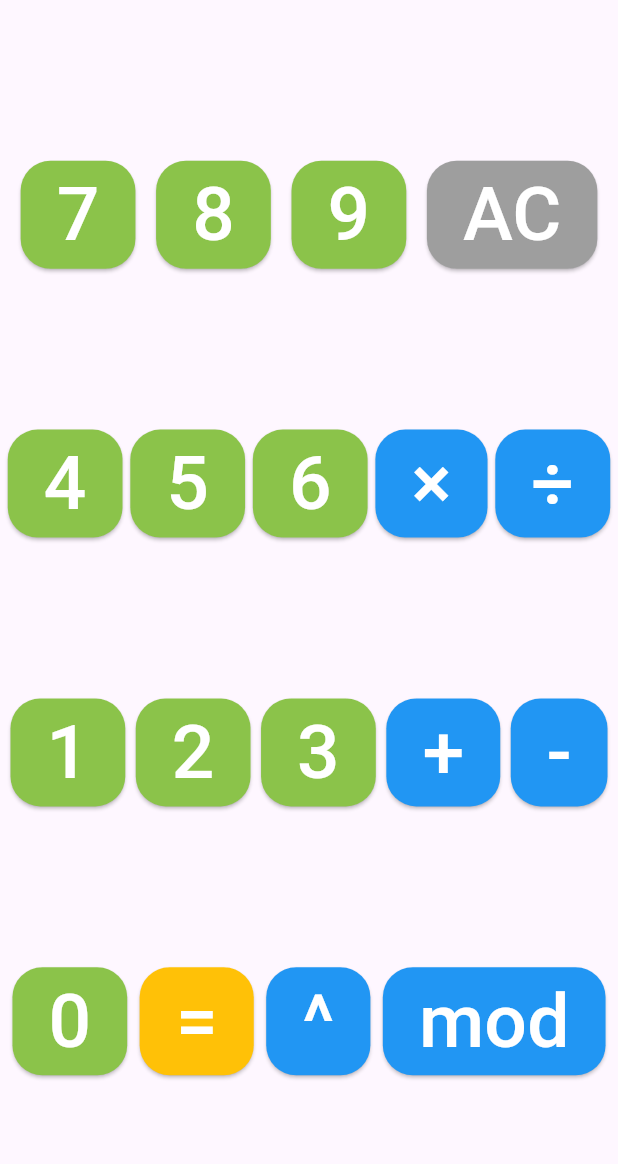
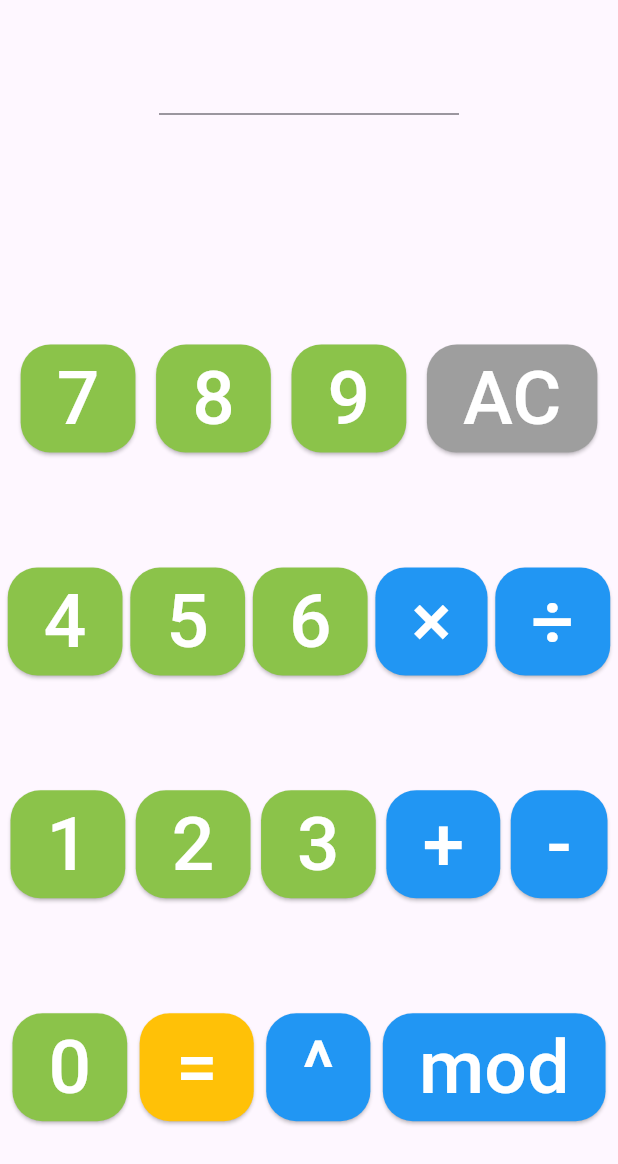
Before and after one commit to aju230/calculator_app, a Flutter app: the screen it shows after launch, on a phone screen of 412 x 824 dp. Shown: the top 1164 px of the screen. Run offline on Flutter 3.47's test engine with Material 3 defaults, Android fonts, the phone set to English and light mode, and no system bars.

Commit message:
UI update

```diff
--- a/lib/main.dart
+++ b/lib/main.dart
@@ -1,16 +1,16 @@
 import 'package:flutter/material.dart';
 
 void main() {
-  runApp(const MyApp());
+  runApp(const CalApp());
 }
 
-class MyApp extends StatelessWidget {
-  const MyApp({super.key});
+class CalApp extends StatelessWidget {
+  const CalApp({super.key});
 
   @override
   Widget build(BuildContext context) {
     return MaterialApp(
-      title: 'Flutter Demo',
+      title: 'Calculator App',
       theme: ThemeData(
         colorScheme: ColorScheme.fromSeed(seedColor: Colors.deepPurple),
         useMaterial3: true,
@@ -37,11 +37,20 @@ class _MyHomePageState extends State<MyHomePage> {
 
     return Scaffold(
       body: Center(
-        child: Container(
         child: Column(
           mainAxisAlignment: MainAxisAlignment.spaceEvenly,
           mainAxisSize: MainAxisSize.max,
           children: [
+            SizedBox(
+              width: 200,
+              height: 0,
+              child: TextFormField(
+                style: TextStyle(
+                  fontSize: 30,
+                ),
+              ),
+            ),
+            Align(),
             Row(
               mainAxisAlignment: MainAxisAlignment.spaceEvenly,
               children: <Widget>[
@@ -394,7 +403,6 @@ class _MyHomePageState extends State<MyHomePage> {
           ],
         ),
       ),
-      ),
     );
   }
 }
```
Also changed, not shown: 1 other file. Lines whose indentation alone changed are shown as unchanged.
